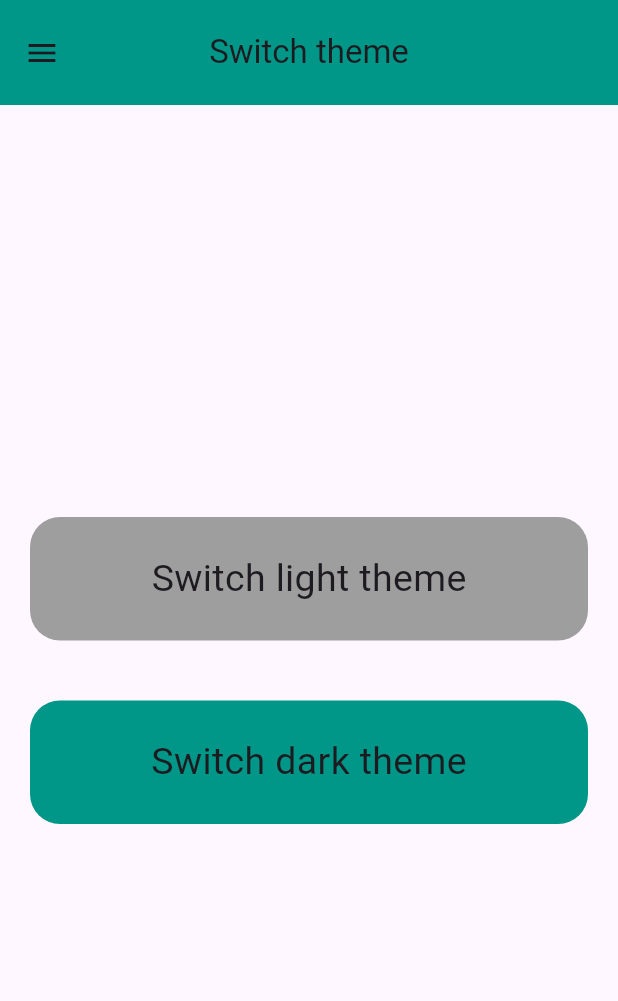
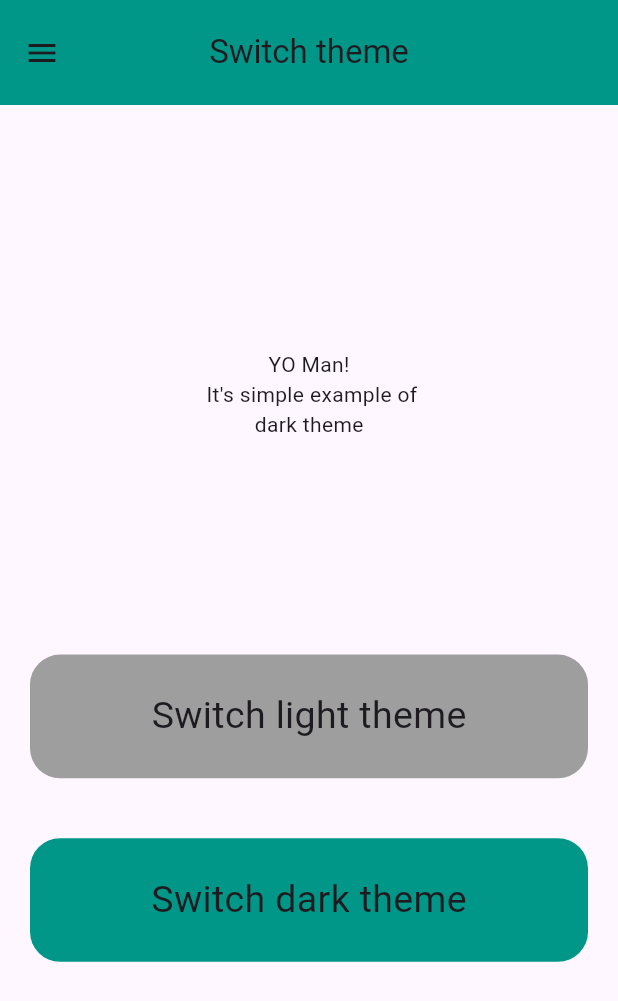
Before and after one commit to MauryaAayush/advflutterch_1, a Flutter app: the screen it shows after launch, on a phone screen of 412 x 824 dp. Shown: the top 1001 px of the screen. Run offline on Flutter 3.47's test engine with Material 3 defaults, Android fonts, the phone set to English and light mode, and no system bars.

Commit message:
Radhey Radhey

```diff
--- a/lib/screens/first_page/Views/Switch_theme_Screen/part_2.dart
+++ b/lib/screens/first_page/Views/Switch_theme_Screen/part_2.dart
@@ -1,9 +1,14 @@
 import 'package:advflutterch_1/utils/Global_area.dart';
 import 'package:flutter/material.dart';
 
-class switch_theme_2 extends StatelessWidget {
+class switch_theme_2 extends StatefulWidget {
   const switch_theme_2({super.key});
 
+  @override
+  State<switch_theme_2> createState() => _switch_theme_2State();
+}
+
+class _switch_theme_2State extends State<switch_theme_2> {
   @override
   Widget build(BuildContext context) {
 
@@ -21,6 +26,13 @@ class switch_theme_2 extends StatelessWidget {
       body: Column(
         mainAxisAlignment: MainAxisAlignment.center,
         children: [
+
+          Text('YO Man!'),
+          Text(" It's simple example of"),
+          Text('dark theme'),
+
+          SizedBox(height: height*0.15,),
+
           // InkWell(
           //   onTap: () {
           //     setState(() {
```
